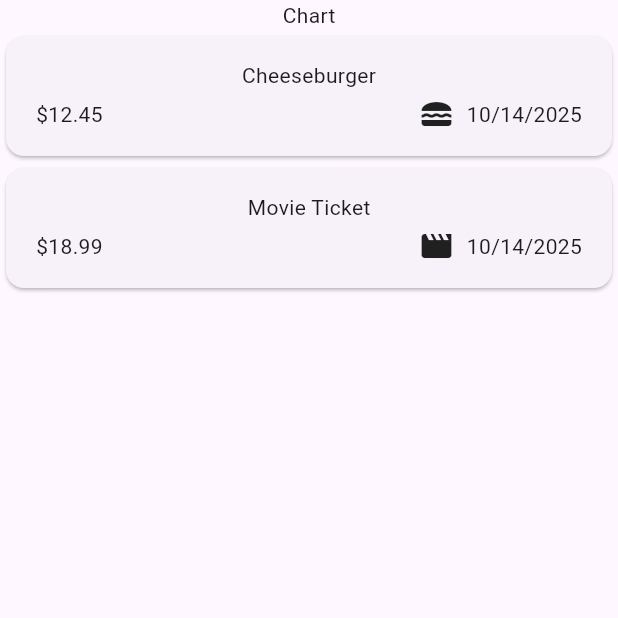
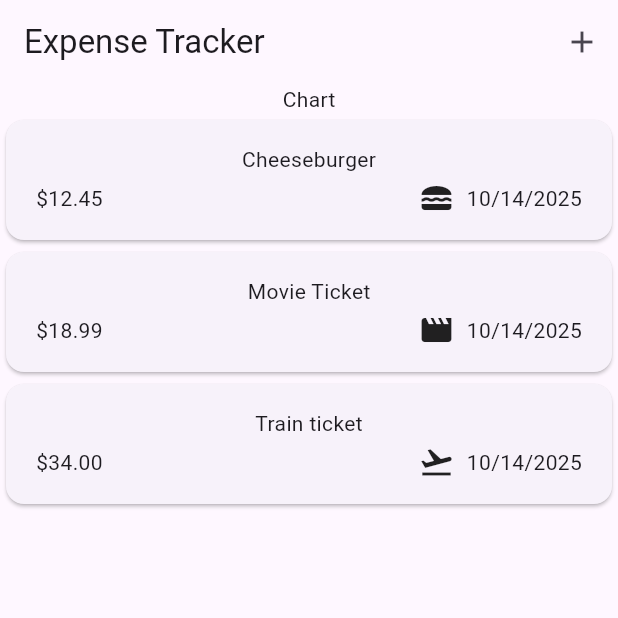
Before and after one commit to Salayka/expense_tracker_fa25, a Flutter app: the screen it shows after launch, on a phone screen of 412 x 824 dp, the top half of it. Run offline on Flutter 3.47's test engine with Material 3 defaults, Android fonts, the phone set to English and light mode, and no system bars.

Commit message:
Added App Bar

```diff
--- a/lib/expenses.dart
+++ b/lib/expenses.dart
@@ -24,11 +24,21 @@ class _ExpensesState extends State<Expenses> {
       date: DateTime.now(),
       category: Category.leisure,
     ),
+    Expense(
+      title: 'Train ticket',
+      amount: 34.00,
+      date: DateTime.now(),
+      category: Category.travel,
+    ),
   ];
 
   @override
   Widget build(BuildContext context) {
     return Scaffold(
+      appBar: AppBar(
+        title: const Text('Expense Tracker'),
+        actions: [IconButton(onPressed: () {}, icon: const Icon(Icons.add))],
+      ),
       body: Column(
         children: [
           Text("Chart"),
```
